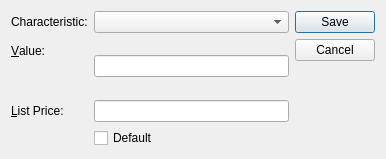
The window that widgets/characteristicAssignment.ui (Pegasus-RPG/xtuple-client) describes before a commit, drawn with Qt 5.
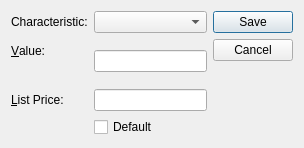
The same window after the commit. Custom widgets are drawn as their Qt base class.

What changed in the file:
```diff
--- a/widgets/characteristicAssignment.ui
+++ b/widgets/characteristicAssignment.ui
@@ -13,8 +13,8 @@
    <rect>
     <x>0</x>
     <y>0</y>
-    <width>386</width>
-    <height>159</height>
+    <width>304</width>
+    <height>137</height>
    </rect>
   </property>
   <property name="windowTitle">
```
Left out of the diff: 33 changed lines with no effect on the pictures.
